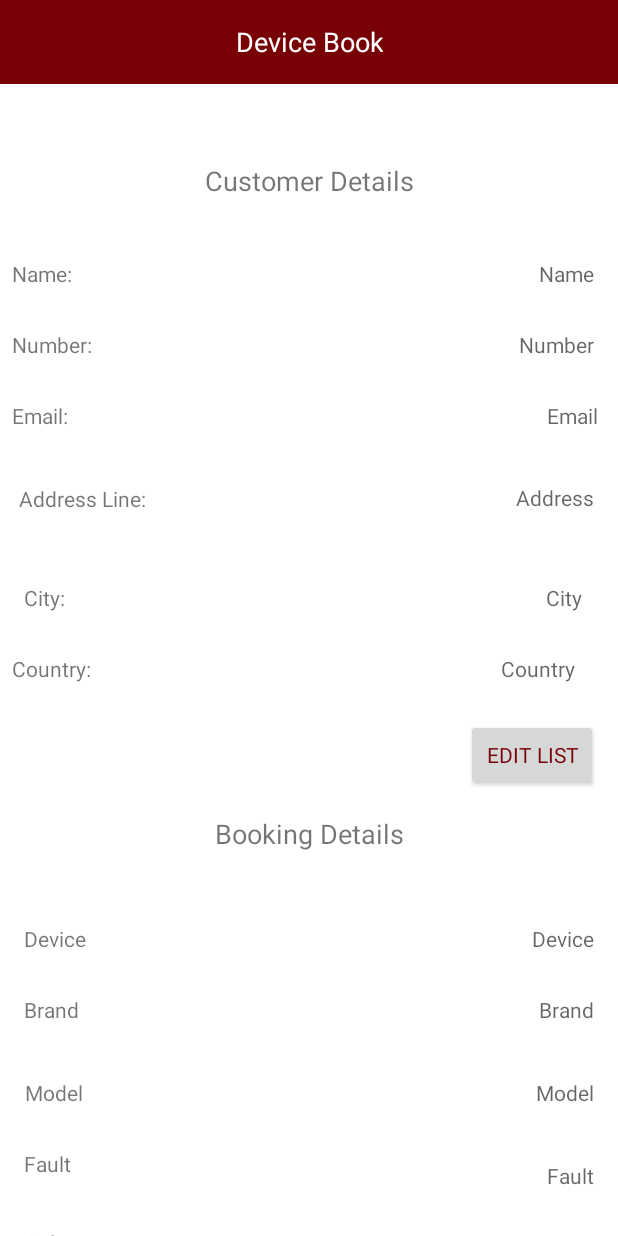
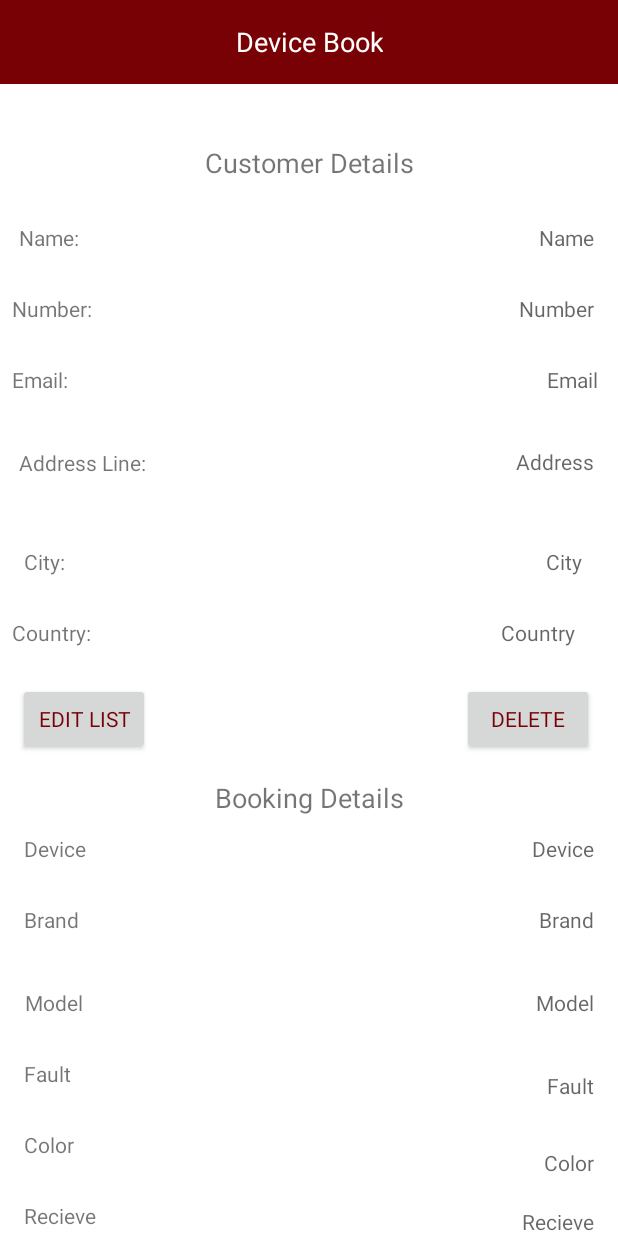
Before and after one commit to SamStar18/DeviceBook, an Android app: the displayActivity screen opened directly, with no data from a screen before it, on a phone screen of 412 x 824 dp. Run offline under Robolectric (Android 15) with nearby library versions, the phone set to English and light mode, and no system bars; Roboto replaces fonts that are not available here.

Commit message:
My Commit

```diff
--- a/app/src/main/java/com/devicebook/devicebook/custom_csdetail_adapter.java
+++ b/app/src/main/java/com/devicebook/devicebook/custom_csdetail_adapter.java
@@ -20,6 +20,7 @@ import android.widget.TextView;
 import android.widget.Toast;
 
 import java.util.ArrayList;
+import java.util.Collections;
 
 import static android.content.Context.CLIPBOARD_SERVICE;
 import static android.content.Context.MODE_PRIVATE;
@@ -54,7 +55,7 @@ public class custom_csdetail_adapter extends ArrayAdapter<display_object_adapter
          String country = getItem(position).getCountry();
 
          Button editbutton1 = getItem(position).getEditbutton1();
-
+        Button csDeleteButton1 = getItem(position).getCsDeleteButton1();
      String csdeviceType = getItem(position).getCsdeviceType();
      final String csdeviceModel= getItem(position).getCsdeviceModel();
      String csdeviceBrand  = getItem(position).getCsdeviceBrand();
@@ -63,6 +64,7 @@ public class custom_csdetail_adapter extends ArrayAdapter<display_object_adapter
      String csCollectionOptions = getItem(position).getCsCollectionOptions();
 
      Button edibutton2 = getItem(position).getEditbutton2();
+        Button csDeleteButton2 = getItem(position).getCsDeleteButton2();
      Button csConfirmButton = getItem(position).getCsConfirmButton();
 
 
@@ -78,7 +80,7 @@ public class custom_csdetail_adapter extends ArrayAdapter<display_object_adapter
         final  EditText tvcity = convertView.findViewById(R.id.csCity);
         final  EditText  tvcountry = convertView.findViewById(R.id.csCountry);
         final Button btn1 = convertView.findViewById(R.id.csEditButton1);
-
+        final Button csDeletebtn1 = convertView.findViewById(R.id.csDeleteButton1);
 
 
         final EditText tvdevicetype = convertView.findViewById(R.id.csdeviceType);
@@ -88,6 +90,7 @@ public class custom_csdetail_adapter extends ArrayAdapter<display_object_adapter
         final EditText tvcolor = convertView.findViewById(R.id.deviceColor);
         final EditText tvcollectionOptions = convertView.findViewById(R.id.deviceRecieveMethod);
         final Button btn2 = convertView.findViewById(R.id.csEditButton2);
+        final Button csDeletebtn2 = convertView.findViewById(R.id.csDeleteButton2);
         final Button csConfirmbtn = convertView.findViewById(R.id.csConfirmButton);
 
 
@@ -245,6 +248,7 @@ btn2.setOnClickListener(new View.OnClickListener() {
                     InputMethodManager myinput = (InputMethodManager)v.getContext().getSystemService(Context.INPUT_METHOD_SERVICE);
                     myinput.hideSoftInputFromWindow(tvcollectionOptions.getWindowToken(), 0);
 
+
                 }
                 return false;
             }
@@ -341,6 +345,31 @@ btn2.setOnClickListener(new View.OnClickListener() {
 
         });
 
+        //////////////////////////////Delete Section /////////////////////////////////////////////////////
+
+        csDeletebtn1.setOnClickListener(new View.OnClickListener() {
+            @Override
+            public void onClick(View view) {
+
+                ArrayList<EditText> entry1 = new ArrayList<>();
+
+                Collections.addAll(entry1,tvname,tvnumber,tvemail,tvaddress,tvcity,tvcountry);
+
+                entry1.removeAll(entry1);
+
+
+            }
+        });
+
+        csDeletebtn2.setOnClickListener(new View.OnClickListener() {
+            @Override
+            public void onClick(View view) {
+
+
+
+            }
+        });
+
         return convertView;
 
 
--- a/app/src/main/java/com/devicebook/devicebook/displayActivity.java
+++ b/app/src/main/java/com/devicebook/devicebook/displayActivity.java
@@ -28,7 +28,8 @@ public class displayActivity extends AppCompatActivity {
         Button csConfirmButton = findViewById(R.id.csConfirmButton);
         Button editbutton1 = findViewById(R.id.csEditButton1);
         Button editbutton2 = findViewById(R.id.csEditButton2);
-
+        Button csDeleteButton1 = findViewById(R.id.csDeleteButton1);
+        Button csDeleteButton2 = findViewById(R.id.csDeleteButton1);
     Intent csdetailsintent = getIntent();
 
 
@@ -55,7 +56,7 @@ public class displayActivity extends AppCompatActivity {
 
 
 
-        display_object_adapter csObject = new display_object_adapter(csname,csmobile,csemail,csaddress,cscity,cscountry,editbutton1,csdeviceType,csmodel,csbrand,csfault,cscolor,cscollection,editbutton2,csConfirmButton);
+        display_object_adapter csObject = new display_object_adapter(csname,csmobile,csemail,csaddress,cscity,cscountry,editbutton1,csDeleteButton1,csdeviceType,csmodel,csbrand,csfault,cscolor,cscollection,editbutton2,csDeleteButton2,csConfirmButton);
 
 
         ArrayList<display_object_adapter> customerArray = new ArrayList<>();
--- a/app/src/main/java/com/devicebook/devicebook/display_object_adapter.java
+++ b/app/src/main/java/com/devicebook/devicebook/display_object_adapter.java
@@ -16,7 +16,7 @@ public class display_object_adapter {
     private String country;
 
     private Button editbutton1;
-
+    private Button csDeleteButton1;
     private String csdeviceType;
     private String csdeviceModel;
     private String csdeviceBrand;
@@ -24,10 +24,11 @@ public class display_object_adapter {
     private String cscolorspinner;
     private String csCollectionOptions;
     private Button editbutton2;
+    private Button csDeleteButton2;
     private Button csConfirmButton;
 
 
-    public display_object_adapter(String name, String phoneNumber, String email, String addressline1, String city, String country, Button editbutton1, String csdeviceType, String csdeviceModel, String csdeviceBrand, String csfaultspinner, String cscolorspinner, String csCollectionOptions, Button editbutton2, Button csConfirmButton) {
+    public display_object_adapter(String name, String phoneNumber, String email, String addressline1, String city, String country, Button editbutton1,Button csDeleteButton1, String csdeviceType, String csdeviceModel, String csdeviceBrand, String csfaultspinner, String cscolorspinner, String csCollectionOptions, Button editbutton2,Button csDeleteButton2,Button csConfirmButton) {
         this.name = name;
         this.phoneNumber = phoneNumber;
         this.email = email;
@@ -35,6 +36,7 @@ public class display_object_adapter {
         this.city = city;
         this.country = country;
         this.editbutton1 = editbutton1;
+        this.csDeleteButton1 = csDeleteButton1;
         this.csdeviceType = csdeviceType;
         this.csdeviceModel = csdeviceModel;
         this.csdeviceBrand = csdeviceBrand;
@@ -42,6 +44,7 @@ public class display_object_adapter {
         this.cscolorspinner = cscolorspinner;
         this.csCollectionOptions = csCollectionOptions;
         this.editbutton2 = editbutton2;
+        this.csDeleteButton2 = csDeleteButton2;
         this.csConfirmButton = csConfirmButton;
     }
 
@@ -165,4 +168,20 @@ public class display_object_adapter {
     public void setCsConfirmButton(Button csConfirmButton) {
         this.csConfirmButton = csConfirmButton;
     }
+
+    public Button getCsDeleteButton1() {
+        return csDeleteButton1;
+    }
+
+    public void setCsDeleteButton1(Button csDeleteButton1) {
+        this.csDeleteButton1 = csDeleteButton1;
+    }
+
+    public Button getCsDeleteButton2() {
+        return csDeleteButton2;
+    }
+
+    public void setCsDeleteButton2(Button csDeleteButton2) {
+        this.csDeleteButton2 = csDeleteButton2;
+    }
 }
--- a/app/src/main/res/layout/customerdisplay_adapter.xml
+++ b/app/src/main/res/layout/customerdisplay_adapter.xml
@@ -1,11 +1,10 @@
 <?xml version="1.0" encoding="utf-8"?>
-<android.support.constraint.ConstraintLayout
-    xmlns:android="http://schemas.android.com/apk/res/android"
+<android.support.constraint.ConstraintLayout xmlns:android="http://schemas.android.com/apk/res/android"
     xmlns:app="http://schemas.android.com/apk/res-auto"
     xmlns:tools="http://schemas.android.com/tools"
-android:descendantFocusability="beforeDescendants"
     android:layout_width="match_parent"
-    android:layout_height="match_parent">
+    android:layout_height="match_parent"
+    android:descendantFocusability="beforeDescendants">
 
 
     <TextView
@@ -14,10 +13,11 @@ android:descendantFocusability="beforeDescendants"
         android:layout_height="wrap_content"
         android:layout_marginEnd="8dp"
         android:layout_marginStart="8dp"
-        android:layout_marginTop="48dp"
+        android:layout_marginTop="36dp"
         android:text="@string/customerDetailsSummary"
         android:textSize="18sp"
         app:layout_constraintEnd_toEndOf="parent"
+        app:layout_constraintHorizontal_bias="0.501"
         app:layout_constraintStart_toStartOf="parent"
         app:layout_constraintTop_toTopOf="parent" />
 
@@ -26,13 +26,13 @@ android:descendantFocusability="beforeDescendants"
         android:layout_width="wrap_content"
         android:layout_height="wrap_content"
         android:layout_marginEnd="16dp"
-        android:layout_marginTop="40dp"
+        android:layout_marginTop="28dp"
         android:background="@color/transparent"
-        android:nextFocusDown="@+id/csPhoneNumber"
+        android:focusable="false"
         android:hint="@string/csName"
-        android:focusable="false"
         android:imeOptions="actionNext"
         android:inputType="text"
+        android:nextFocusDown="@+id/csPhoneNumber"
         android:textColor="@color/colorPrimary"
         android:textSize="14sp"
         app:layout_constraintEnd_toEndOf="parent"
@@ -47,9 +47,9 @@ android:descendantFocusability="beforeDescendants"
         android:layout_marginStart="8dp"
         android:layout_marginTop="28dp"
         android:background="@color/transparent"
+        android:focusable="false"
+        android:hint="@string/csNumber"
         android:imeOptions="actionNext"
-        android:hint="@string/csNumber"
-        android:focusable="false"
         android:inputType="phone"
         android:textColor="@color/colorPrimary"
         android:textSize="14sp"
@@ -66,9 +66,9 @@ android:descendantFocusability="beforeDescendants"
         android:layout_marginStart="8dp"
         android:layout_marginTop="28dp"
         android:background="@color/transparent"
+        android:focusable="false"
+        android:hint="@string/csEmail"
         android:imeOptions="actionNext"
-        android:hint="@string/csEmail"
-        android:focusable="false"
         android:inputType="textEmailSubject"
         android:textSize="14sp"
         app:layout_constraintEnd_toEndOf="parent"
@@ -83,10 +83,10 @@ android:descendantFocusability="beforeDescendants"
         android:layout_marginEnd="16dp"
         android:layout_marginTop="20dp"
         android:background="@color/transparent"
+        android:focusable="false"
+        android:hint="@string/csAddress"
+        android:imeOptions="actionNext"
         android:inputType="textEmailSubject"
-        android:hint="@string/csAddress"
-        android:focusable="false"
-        android:imeOptions="actionNext"
         android:textAlignment="inherit"
         android:textColor="@color/colorPrimary"
         android:textSize="14sp"
@@ -101,10 +101,10 @@ android:descendantFocusability="beforeDescendants"
         android:layout_marginStart="8dp"
         android:layout_marginTop="32dp"
         android:background="@color/transparent"
+        android:focusable="false"
+        android:hint="@string/csCity"
+        android:imeOptions="actionNext"
         android:inputType="textEmailSubject"
-        android:hint="@string/csCity"
-        android:focusable="false"
-        android:imeOptions="actionNext"
         android:textColor="@color/colorPrimary"
         android:textSize="14sp"
         app:layout_constraintEnd_toEndOf="parent"
@@ -119,8 +119,8 @@ android:descendantFocusability="beforeDescendants"
         android:layout_marginEnd="28dp"
         android:layout_marginTop="28dp"
         android:background="@color/transparent"
+        android:focusable="false"
         android:hint="@string/csCountry"
-        android:focusable="false"
         android:imeOptions="actionDone"
         android:inputType="textEmailSubject"
         android:textColor="@color/colorPrimary"
@@ -134,10 +134,10 @@ android:descendantFocusability="beforeDescendants"
         android:layout_height="wrap_content"
         android:layout_marginEnd="8dp"
         android:layout_marginStart="8dp"
-        android:layout_marginTop="40dp"
+        android:layout_marginTop="28dp"
         android:text="@string/csName2"
         app:layout_constraintEnd_toStartOf="@+id/csName"
-        app:layout_constraintHorizontal_bias="0.0"
+        app:layout_constraintHorizontal_bias="0.016"
         app:layout_constraintStart_toStartOf="parent"
         app:layout_constraintTop_toBottomOf="@+id/customerDetailsSummary" />
 
@@ -175,17 +175,14 @@ android:descendantFocusability="beforeDescendants"
         android:id="@+id/csCountry2"
         android:layout_width="wrap_content"
         android:layout_height="wrap_content"
-        android:layout_marginBottom="8dp"
         android:layout_marginEnd="8dp"
         android:layout_marginStart="8dp"
         android:layout_marginTop="28dp"
         android:text="@string/csCountry2"
-        app:layout_constraintBottom_toBottomOf="parent"
         app:layout_constraintEnd_toStartOf="@+id/csCountry"
         app:layout_constraintHorizontal_bias="0.0"
         app:layout_constraintStart_toStartOf="parent"
-        app:layout_constraintTop_toBottomOf="@+id/csCity2"
-        app:layout_constraintVertical_bias="0.0" />
+        app:layout_constraintTop_toBottomOf="@+id/csCity2" />
 
     <TextView
         android:id="@+id/csAddress2"
@@ -210,10 +207,10 @@ android:descendantFocusability="beforeDescendants"
         android:layout_marginTop="24dp"
         android:onClick="edit1buttonpressed"
         android:text="@string/csEditButton"
-        app:layout_constraintEnd_toEndOf="parent"
-        app:layout_constraintHorizontal_bias="0.983"
+        app:layout_constraintEnd_toStartOf="@+id/csDeleteButton1"
+        app:layout_constraintHorizontal_bias="0.02"
         app:layout_constraintStart_toStartOf="parent"
-        app:layout_constraintTop_toBottomOf="@+id/csCountry" />
+        app:layout_constraintTop_toBottomOf="@+id/csCountry2" />
 
     <TextView
         android:id="@+id/csBookingSummary"
@@ -236,12 +233,12 @@ android:descendantFocusability="beforeDescendants"
         android:layout_width="wrap_content"
         android:layout_height="wrap_content"
         android:layout_marginEnd="16dp"
-        android:layout_marginTop="48dp"
+        android:layout_marginTop="12dp"
         android:background="@color/transparent"
+        android:focusable="false"
+        android:hint="@string/csdeviceType"
+        android:imeOptions="actionNext"
         android:inputType="textEmailSubject"
-        android:hint="@string/csdeviceType"
-        android:focusable="false"
-        android:imeOptions="actionNext"
         android:textColor="@color/colorPrimary"
         android:textSize="14sp"
         app:layout_constraintEnd_toEndOf="parent"
@@ -254,10 +251,10 @@ android:descendantFocusability="beforeDescendants"
         android:layout_marginEnd="16dp"
         android:layout_marginTop="28dp"
         android:background="@color/transparent"
+        android:focusable="false"
+        android:hint="@string/csBrand"
+        android:imeOptions="actionNext"
         android:inputType="textEmailSubject"
-        android:hint="@string/csBrand"
-        android:focusable="false"
-        android:imeOptions="actionNext"
         android:textColor="@color/colorPrimary"
         android:textSize="14sp"
         app:layout_constraintEnd_toEndOf="parent"
@@ -270,10 +267,10 @@ android:descendantFocusability="beforeDescendants"
         android:layout_marginEnd="16dp"
         android:layout_marginTop="36dp"
         android:background="@color/transparent"
+        android:focusable="false"
+        android:hint="@string/csModel"
+        android:imeOptions="actionNext"
         android:inputType="textEmailSubject"
-        android:hint="@string/csModel"
-        android:focusable="false"
-        android:imeOptions="actionNext"
         android:textColor="@color/colorPrimary"
         android:textSize="14sp"
         app:layout_constraintEnd_toEndOf="parent"
@@ -287,10 +284,10 @@ android:descendantFocusability="beforeDescendants"
         android:layout_marginStart="8dp"
         android:layout_marginTop="36dp"
         android:background="@color/transparent"
+        android:focusable="false"
+        android:hint="@string/csFault"
+        android:imeOptions="actionNext"
         android:inputType="textEmailSubject"
-        android:hint="@string/csFault"
-        android:focusable="false"
-        android:imeOptions="actionNext"
         android:textColor="@color/colorPrimary"
         android:textSize="14sp"
         app:layout_constraintEnd_toEndOf="parent"
@@ -305,10 +302,10 @@ android:descendantFocusability="beforeDescendants"
         android:layout_marginEnd="16dp"
         android:layout_marginTop="32dp"
         android:background="@color/transparent"
+        android:focusable="false"
+        android:hint="@string/csColor2"
+        android:imeOptions="actionNext"
         android:inputType="textEmailSubject"
-        android:hint="@string/csColor2"
-        android:focusable="false"
-        android:imeOptions="actionNext"
         android:textColor="@color/colorPrimary"
         android:textSize="14sp"
         app:layout_constraintEnd_toEndOf="parent"
@@ -321,10 +318,10 @@ android:descendantFocusability="beforeDescendants"
         android:layout_marginEnd="16dp"
         android:layout_marginTop="20dp"
         android:background="@color/transparent"
+        android:focusable="false"
+        android:hint="@string/csRecieveMethod3"
+        android:imeOptions="actionDone"
         android:inputType="textEmailSubject"
-        android:hint="@string/csRecieveMethod3"
-        android:focusable="false"
-        android:imeOptions="actionDone"
         android:textColor="@color/colorPrimary"
         android:textSize="14sp"
         app:layout_constraintEnd_toEndOf="parent"
@@ -336,7 +333,7 @@ android:descendantFocusability="beforeDescendants"
         android:layout_height="wrap_content"
         android:layout_marginEnd="8dp"
         android:layout_marginStart="16dp"
-        android:layout_marginTop="48dp"
+        android:layout_marginTop="12dp"
         android:text="@string/csDeviceType2"
         app:layout_constraintEnd_toStartOf="@+id/csdeviceType"
         app:layout_constraintHorizontal_bias="0.0"
@@ -384,18 +381,15 @@ android:descendantFocusability="beforeDescendants"
         android:id="@+id/csColor2"
         android:layout_width="wrap_content"
         android:layout_height="wrap_content"
-        android:layout_marginBottom="8dp"
         android:layout_marginEnd="8dp"
         android:layout_marginStart="16dp"
         android:layout_marginTop="28dp"
         android:text="@string/csColor2"
         android:visibility="visible"
-        app:layout_constraintBottom_toBottomOf="parent"
         app:layout_constraintEnd_toStartOf="@+id/deviceColor"
         app:layout_constraintHorizontal_bias="0.0"
         app:layout_constraintStart_toStartOf="parent"
-        app:layout_constraintTop_toBottomOf="@+id/csFault2"
-        app:layout_constraintVertical_bias="0.033" />
+        app:layout_constraintTop_toBottomOf="@+id/csFault2" />
 
     <TextView
         android:id="@+id/csRecieveMethod2"
@@ -414,24 +408,48 @@ android:descendantFocusability="beforeDescendants"
         android:id="@+id/csEditButton2"
         android:layout_width="wrap_content"
         android:layout_height="wrap_content"
-        android:layout_marginEnd="8dp"
+        android:layout_marginBottom="8dp"
         android:layout_marginStart="8dp"
         android:layout_marginTop="16dp"
         android:onClick="edit2buttonpressed"
         android:text="@string/csEditButton2"
-        app:layout_constraintEnd_toEndOf="parent"
-        app:layout_constraintHorizontal_bias="0.983"
+        app:layout_constraintBottom_toTopOf="@+id/csConfirmButton"
         app:layout_constraintStart_toStartOf="parent"
         app:layout_constraintTop_toBottomOf="@+id/csRecieveMethod2" />
+
+    <Button
+        android:id="@+id/csDeleteButton1"
+        android:layout_width="wrap_content"
+        android:layout_height="wrap_content"
+        android:layout_marginEnd="16dp"
+        android:layout_marginTop="24dp"
+        android:text="@string/csDeletebtn1"
+        app:layout_constraintEnd_toEndOf="parent"
+        app:layout_constraintTop_toBottomOf="@+id/csCountry" />
+
+    <Button
+        android:id="@+id/csDeleteButton2"
+        android:layout_width="wrap_content"
+        android:layout_height="wrap_content"
+        android:layout_marginBottom="8dp"
+        android:layout_marginEnd="8dp"
+        android:layout_marginStart="8dp"
+        android:layout_marginTop="16dp"
+        android:text="@string/csDeleteBtn2"
+        app:layout_constraintBottom_toTopOf="@+id/csConfirmButton"
+        app:layout_constraintEnd_toEndOf="parent"
+        app:layout_constraintHorizontal_bias="0.98"
+        app:layout_constraintStart_toEndOf="@+id/csEditButton2"
+        app:layout_constraintTop_toBottomOf="@+id/deviceRecieveMethod" />
 
     <Button
         android:id="@+id/csConfirmButton"
         android:layout_width="0dp"
         android:layout_height="wrap_content"
+        android:layout_marginBottom="27dp"
+        android:layout_marginTop="8dp"
         android:background="@drawable/buttonshape2"
-        android:padding="10dp"
         android:text="@string/csContinueButton"
-
         android:textAppearance="@style/TextAppearance.AppCompat.Button"
         android:textColor="#ffffff"
         android:textStyle="bold"
@@ -439,12 +457,8 @@ android:descendantFocusability="beforeDescendants"
         app:layout_constraintEnd_toEndOf="parent"
         app:layout_constraintHorizontal_bias="0.0"
         app:layout_constraintStart_toStartOf="parent"
-        app:layout_constraintTop_toBottomOf="@+id/csEditButton2"
-        app:layout_constraintVertical_bias="0.6" />
-
-
-
-
+        app:layout_constraintTop_toBottomOf="@+id/csBookingSummary"
+        app:layout_constraintVertical_bias="0.92" />
 
 
 </android.support.constraint.ConstraintLayout>
--- a/app/src/main/res/values/strings.xml
+++ b/app/src/main/res/values/strings.xml
@@ -84,6 +84,8 @@
 
     <string name="deviceRecieveMethod">Recieve</string>
     <string name="csFault">Fault</string>
+    <string name="csDeletebtn1">Delete</string>
+    <string name="csDeleteBtn2">Delete</string>
 
 
     <string-array name="phoneMakes">
```
